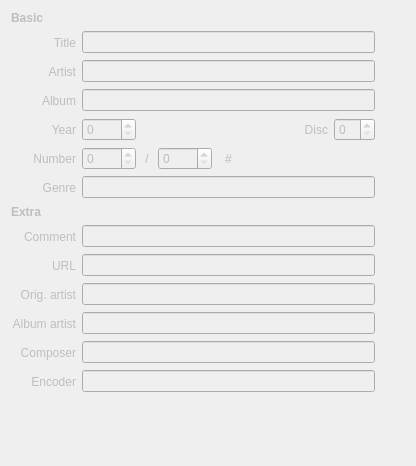
Old version of the form ui/basictags.ui in the repository sjuvonen/coquillo.
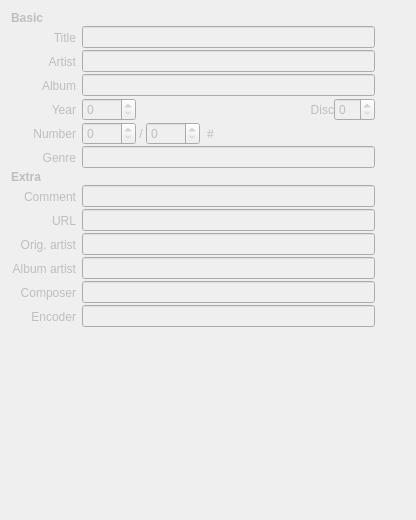
New version of the form. Icons and pictures are not drawn.

What changed in the file:
```diff
--- a/ui/basictags.ui
+++ b/ui/basictags.ui
@@ -10,7 +10,7 @@
     <x>0</x>
     <y>0</y>
     <width>416</width>
-    <height>466</height>
+    <height>520</height>
    </rect>
   </property>
   <property name="minimumSize">
@@ -23,6 +23,9 @@
    <string>Form</string>
   </property>
   <layout class="QGridLayout" name="gridLayout">
+   <property name="verticalSpacing">
+    <number>1</number>
+   </property>
    <item row="12" column="1">
     <widget class="QLineEdit" name="tagComposer">
      <property name="clearButtonEnabled">
```
